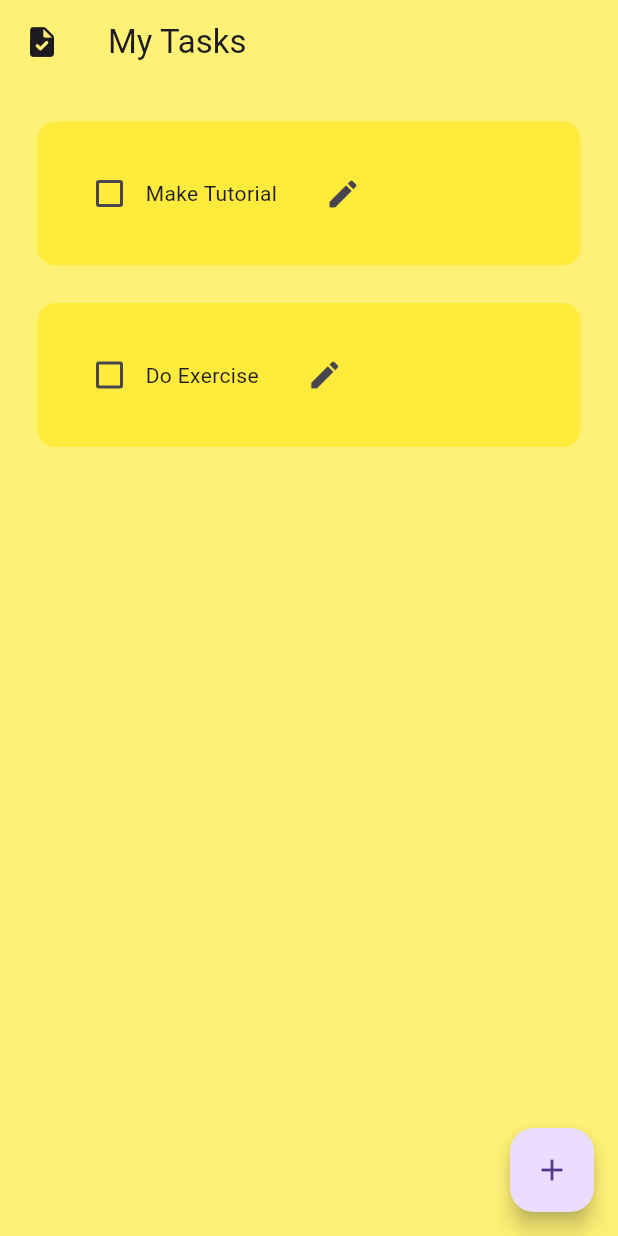
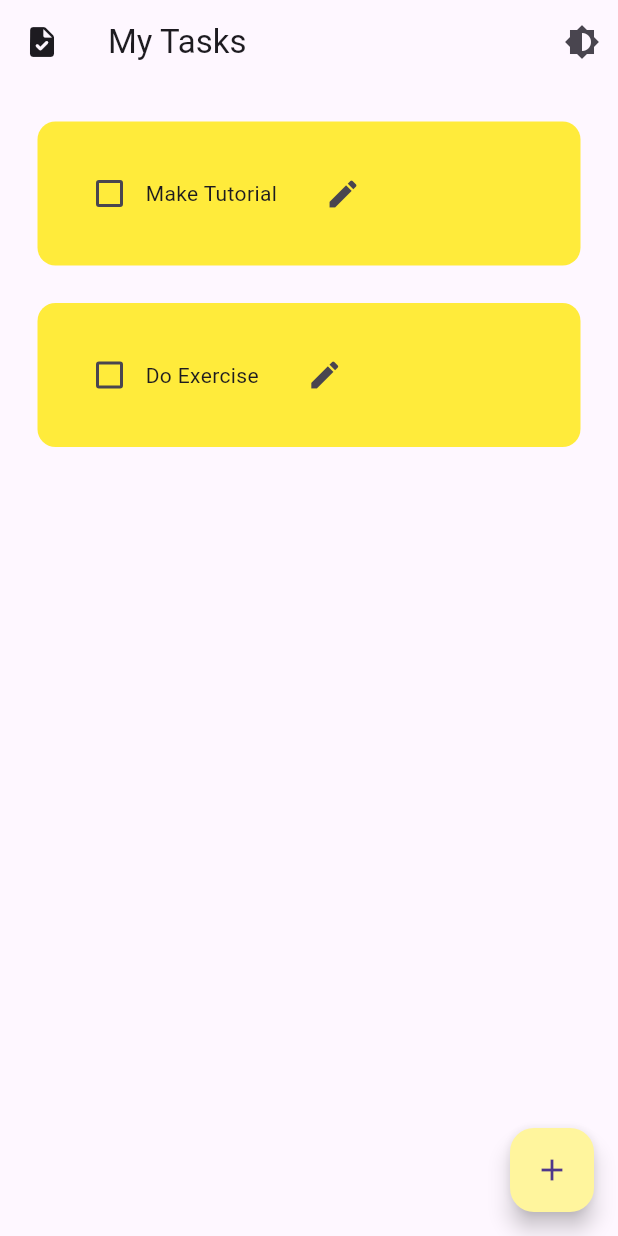
Before and after one commit to mohammedhegazyy/TO_DO_App, a Flutter app: the screen it shows after launch, on a phone screen of 412 x 824 dp. Run offline on Flutter 3.47's test engine with Material 3 defaults, Android fonts, the phone set to English and light mode, and no system bars; drawn by our look-alikes of flutter_slidable; our stand-ins replace adaptive_theme, hive_flutter; accounts and stored records are empty.

Commit message:
Update home_page.dart for dark mode

```diff
--- a/taskapp/lib/pages/home_page.dart
+++ b/taskapp/lib/pages/home_page.dart
@@ -1,5 +1,6 @@
 import 'package:flutter/material.dart';
 import 'package:hive_flutter/hive_flutter.dart';
+import 'package:adaptive_theme/adaptive_theme.dart';
 import '../data/database.dart';
 import '../util/dialog_box.dart';
 import '../util/todo_tile.dart';
@@ -14,6 +15,7 @@ class HomePage extends StatefulWidget {
 class _HomePageState extends State<HomePage> {
   final _myBox = Hive.box('mybox');
   ToDoDataBase db = ToDoDataBase();
+  final _controller = TextEditingController();
 
   @override
   void initState() {
@@ -24,8 +26,6 @@ class _HomePageState extends State<HomePage> {
     }
     super.initState();
   }
-
-  final _controller = TextEditingController();
 
   void checkBoxChanged(bool? value, int index) {
     setState(() {
@@ -100,23 +100,30 @@ class _HomePageState extends State<HomePage> {
   @override
   Widget build(BuildContext context) {
     return Scaffold(
-      backgroundColor: Colors.yellow[300],
       appBar: AppBar(
         title: const Text('My Tasks'),
         elevation: 0,
         leading: const Icon(Icons.task_rounded),
         backgroundColor: Colors.transparent,
+        actions: [
+          IconButton(
+            icon: const Icon(Icons.brightness_6),
+            onPressed: () {
+              AdaptiveTheme.of(context).toggleThemeMode();
+            },
+          ),
+        ],
       ),
       floatingActionButton: FloatingActionButton(
         onPressed: createNewTask,
+        backgroundColor: Colors.yellow[200],
         child: const Icon(Icons.add),
       ),
       body: ReorderableListView(
         onReorder: onReorder,
         children: List.generate(db.toDoList.length, (index) {
           return ToDoTile(
-            key: ValueKey(
-                db.toDoList[index][0]), // Useing a unique key for reordering
+            key: ValueKey(db.toDoList[index][0]),
             taskName: db.toDoList[index][0],
             taskCompleted: db.toDoList[index][1],
             onChanged: (value) => checkBoxChanged(value, index),
```
